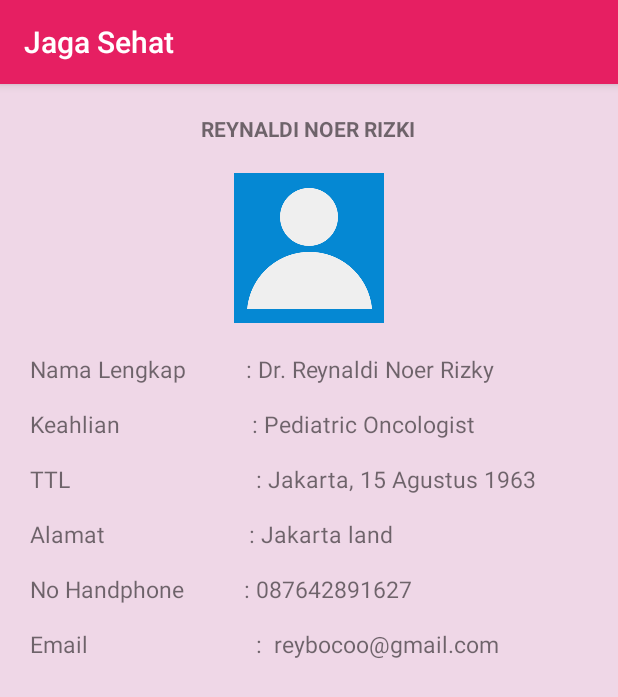
After one commit to faizinahsan/JagaSehat, an Android app: the DetailKontakPetugas4 screen opened directly, with no data from a screen before it, on a phone screen of 412 x 824 dp. The commit adds this screen. Shown: the top 697 px of the screen. Run offline under Robolectric (Android 15) with nearby library versions, the light colour scheme and no system bars.

Commit message:
Untuk kontak petugasnya udah dibuat tapi ga tau kenapa ga muncul pas bagian desainya:( Terus untuk detail kontak petugasnya udah dibikin semua, tapi belum terhubung antara page satu sama yang lainnya

```diff
--- /dev/null
+++ b/app/src/main/java/com/example/pbo/jagasehat/DetailKontakPetugas4.java
@@ -0,0 +1,13 @@
+package com.example.pbo.jagasehat;
+
+import android.support.v7.app.AppCompatActivity;
+import android.os.Bundle;
+
+public class DetailKontakPetugas4 extends AppCompatActivity {
+
+    @Override
+    protected void onCreate(Bundle savedInstanceState) {
+        super.onCreate(savedInstanceState);
+        setContentView(R.layout.activity_detail_kontak_petugas4);
+    }
+}
--- a/app/src/main/java/com/example/pbo/jagasehat/KontakPetugas.java
+++ b/app/src/main/java/com/example/pbo/jagasehat/KontakPetugas.java
@@ -13,7 +13,7 @@ import android.view.ViewGroup;
 public class KontakPetugas extends Fragment {
 
 
-    public KontakPetugas() {
+   public KontakPetugas() {
         // Required empty public constructor
     }
 
--- /dev/null
+++ b/app/src/main/res/layout/activity_detail_kontak_petugas4.xml
@@ -0,0 +1,84 @@
+<?xml version="1.0" encoding="utf-8"?>
+<LinearLayout xmlns:android="http://schemas.android.com/apk/res/android"
+    xmlns:app="http://schemas.android.com/apk/res-auto"
+    xmlns:tools="http://schemas.android.com/tools"
+    android:layout_width="match_parent"
+    android:layout_height="match_parent"
+    android:background="@color/backgroundColorApp"
+    tools:context=".detail_kontak_petugas">
+
+
+    <LinearLayout
+        android:layout_width="match_parent"
+        android:layout_height="match_parent"
+        android:orientation="vertical">
+
+        <TextView
+            android:layout_width="wrap_content"
+            android:layout_height="wrap_content"
+            android:layout_gravity="center_horizontal"
+            android:layout_marginTop="20dp"
+            android:textStyle="bold"
+            android:text="REYNALDI NOER RIZKI" />
+
+        <ImageView
+            android:layout_width="100dp"
+            android:layout_height="100dp"
+            android:layout_gravity="center"
+            android:layout_marginTop="20dp"
+            android:src="@drawable/kontak" />
+
+
+        <TextView
+            android:layout_width="wrap_content"
+            android:layout_height="wrap_content"
+            android:layout_marginTop="20dp"
+            android:layout_marginLeft="20dp"
+            android:text="Nama Lengkap          : Dr. Reynaldi Noer Rizky"
+            android:textSize="15dp" />
+
+        <TextView
+            android:layout_width="wrap_content"
+            android:layout_height="wrap_content"
+            android:layout_marginTop="15dp"
+            android:layout_marginLeft="20dp"
+            android:text="Keahlian                      : Pediatric Oncologist"
+            android:textSize="15dp" />
+
+        <TextView
+            android:layout_width="wrap_content"
+            android:layout_height="wrap_content"
+            android:layout_marginTop="15dp"
+            android:layout_marginLeft="20dp"
+            android:text="TTL                               : Jakarta, 15 Agustus 1963"
+            android:textSize="15dp" />
+
+        <TextView
+            android:layout_width="wrap_content"
+            android:layout_height="wrap_content"
+            android:layout_marginTop="15dp"
+            android:layout_marginLeft="20dp"
+            android:text="Alamat                        : Jakarta land"
+            android:textSize="15dp" />
+
+        <TextView
+            android:layout_width="wrap_content"
+            android:layout_height="wrap_content"
+            android:layout_marginTop="15dp"
+            android:layout_marginLeft="20dp"
+            android:text="No Handphone          : 087642891627"
+            android:textSize="15dp" />
+
+        <TextView
+            android:layout_width="wrap_content"
+            android:layout_height="wrap_content"
+            android:layout_marginTop="15dp"
+            android:layout_marginLeft="20dp"
+            android:text="Email                            :  reybocoo@gmail.com"
+            android:textSize="15dp" />
+
+
+    </LinearLayout>
+
+
+</LinearLayout>
```
Also changed, not shown: app/src/main/AndroidManifest.xml (+6 -2 lines), app/src/main/java/com/example/pbo/jagasehat/detail_kontak_petugas.java (added, +13 -0 lines), app/src/main/java/com/example/pbo/jagasehat/detail_kontak_petugas2.java (added, +13 -0 lines), app/src/main/java/com/example/pbo/jagasehat/detail_kontak_petugas3.java (added, +13 -0 lines), app/src/main/res/layout/activity_detail_kontak_petugas.xml (added, +84 -0 lines), app/src/main/res/layout/activity_detail_kontak_petugas2.xml (added, +84 -0 lines), app/src/main/res/layout/activity_detail_kontak_petugas3.xml (added, +84 -0 lines), app/src/main/res/layout/fragment_kontak_petugas.xml (+143 -6 lines), app/src/main/res/drawable/kontak.png (added).
